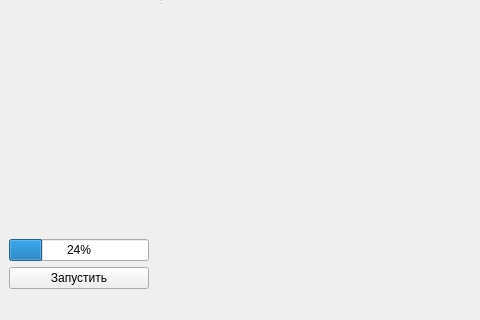
BigCubeCat/SpectralToolbox, file src/widgets/mainwindow.ui: the form before one commit; both pictures show x 0 to 480 and y 328 to 648 of the 1142 by 648 pixel window.
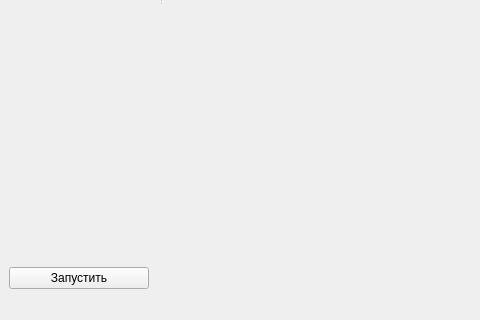
The form after the commit.

```diff
--- a/src/widgets/mainwindow.ui
+++ b/src/widgets/mainwindow.ui
@@ -116,13 +116,6 @@
        <item>
         <widget class="QWidget" name="widget" native="true"/>
        </item>
-       <item>
-        <widget class="QProgressBar" name="progressBar">
-         <property name="value">
-          <number>24</number>
-         </property>
-        </widget>
-       </item>
        <item>
         <widget class="QPushButton" name="pushButton">
          <property name="text">
```
